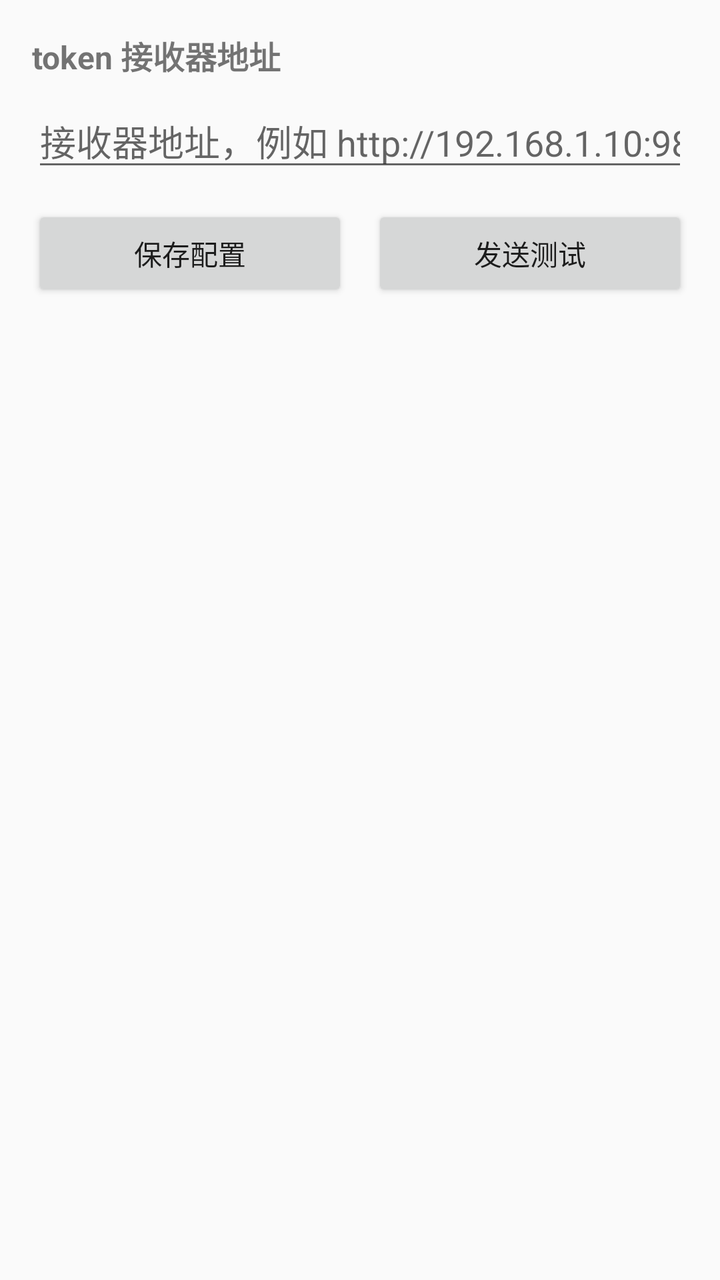
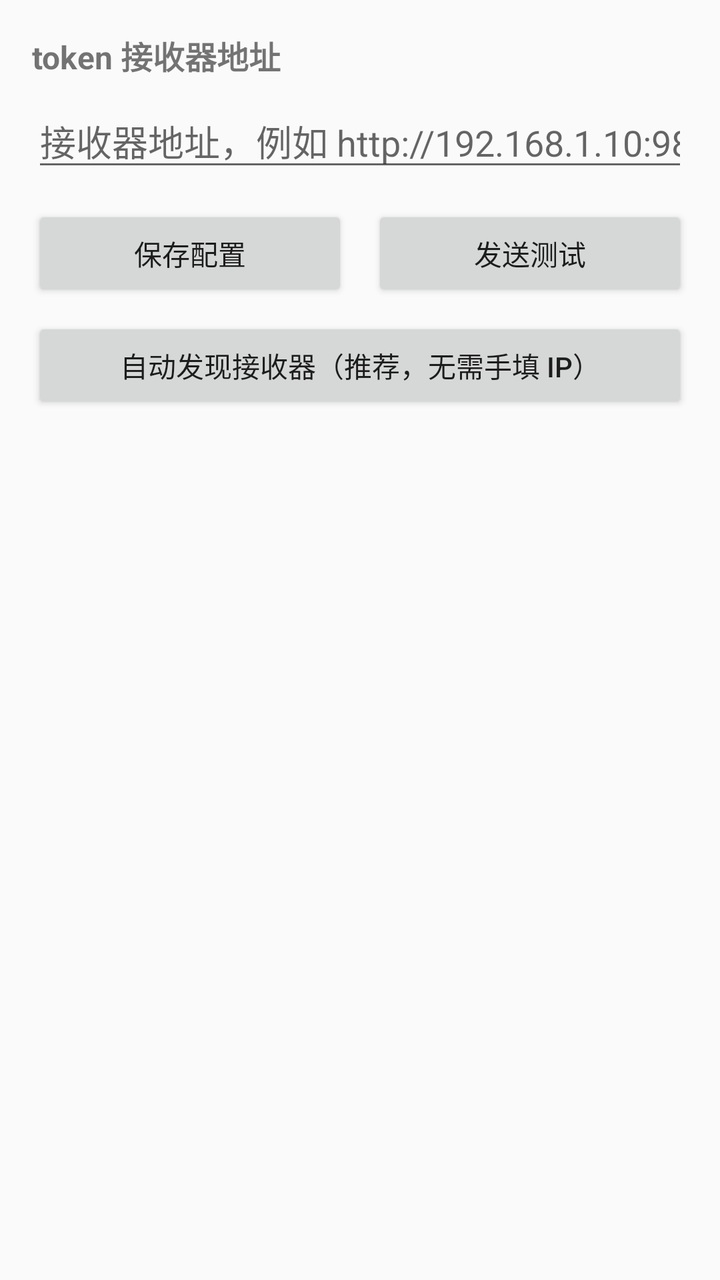

Compare the two renders of this Android layout. The source of the first and the diff that turns it into the second are given below.
<!-- AndroidManifest.xml: application theme android:Theme.Material.Light.DarkActionBar -->
<!-- res/layout/activity_main.xml -->
<?xml version="1.0" encoding="utf-8"?>
<ScrollView xmlns:android="http://schemas.android.com/apk/res/android"
    android:layout_width="match_parent"
    android:layout_height="match_parent">

    <LinearLayout
        android:layout_width="match_parent"
        android:layout_height="wrap_content"
        android:orientation="vertical"
        android:padding="16dp">

        <TextView
            android:layout_width="match_parent"
            android:layout_height="wrap_content"
            android:text="token 接收器地址"
            android:textStyle="bold"
            android:textSize="16sp" />

        <EditText
            android:id="@+id/url_input"
            android:layout_width="match_parent"
            android:layout_height="wrap_content"
            android:layout_marginTop="8dp"
            android:hint="@string/url_hint"
            android:inputType="textUri"
            android:singleLine="true" />

        <LinearLayout
            android:layout_width="match_parent"
            android:layout_height="wrap_content"
            android:layout_marginTop="12dp"
            android:orientation="horizontal">

            <Button
                android:id="@+id/save_btn"
                android:layout_width="0dp"
                android:layout_height="wrap_content"
                android:layout_weight="1"
                android:text="@string/save" />

            <Button
                android:id="@+id/test_btn"
                android:layout_width="0dp"
                android:layout_height="wrap_content"
                android:layout_weight="1"
                android:layout_marginStart="12dp"
                android:text="@string/test" />
        </LinearLayout>

        <TextView
            android:id="@+id/usage_text"
            android:layout_width="match_parent"
            android:layout_height="wrap_content"
            android:layout_marginTop="24dp"
            android:textSize="14sp"
            android:lineSpacingExtra="4dp" />
    </LinearLayout>
</ScrollView>
<!-- resources referenced by this layout -->
<resources>
  <string name="save">保存配置</string>
  <string name="test">发送测试</string>
  <string name="url_hint">接收器地址，例如 http://192.168.1.10:9876/token?wid=3150705087</string>
</resources>

<!-- the commit's change to res/layout/activity_main.xml (unified diff, before → after) -->
@@ -47,6 +47,13 @@
                 android:text="@string/test" />
         </LinearLayout>
 
+        <Button
+            android:id="@+id/discover_btn"
+            android:layout_width="match_parent"
+            android:layout_height="wrap_content"
+            android:layout_marginTop="8dp"
+            android:text="@string/discover" />
+
         <TextView
             android:id="@+id/usage_text"
             android:layout_width="match_parent"
<!-- resource entries referenced after the edit -->
@@ -1,5 +1,6 @@
 <!-- resources referenced by this layout -->
 <resources>
+  <string name="discover">自动发现接收器（推荐，无需手填 IP）</string>
   <string name="save">保存配置</string>
   <string name="test">发送测试</string>
   <string name="url_hint">接收器地址，例如 http://192.168.1.10:9876/token?wid=3150705087</string>
